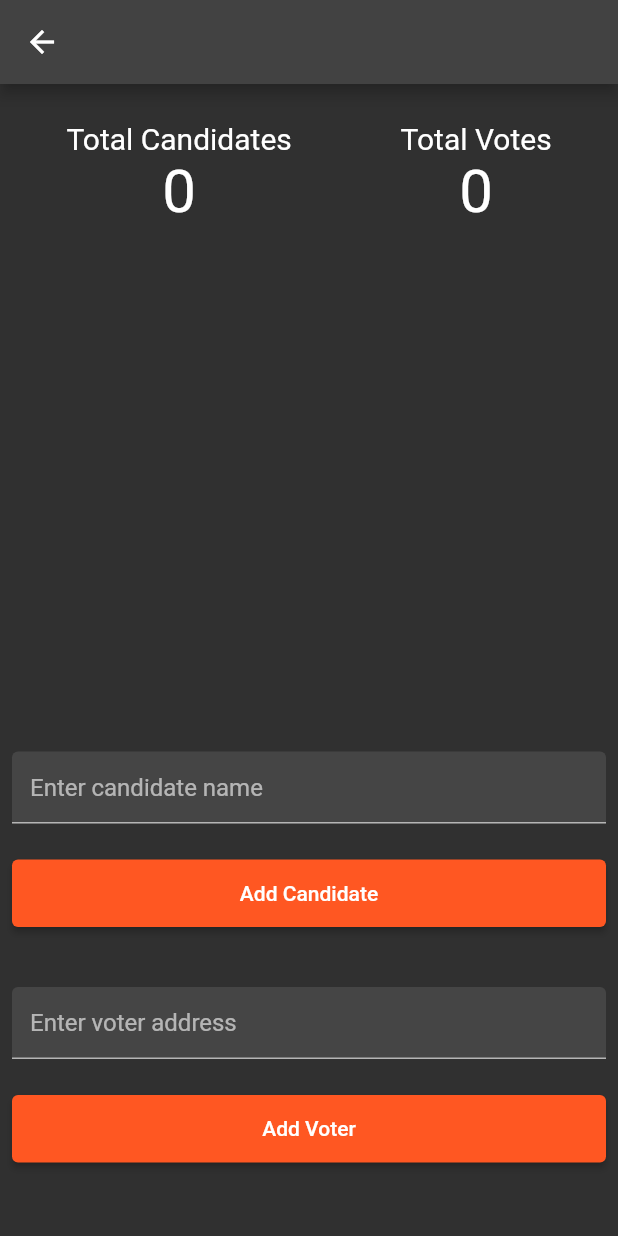
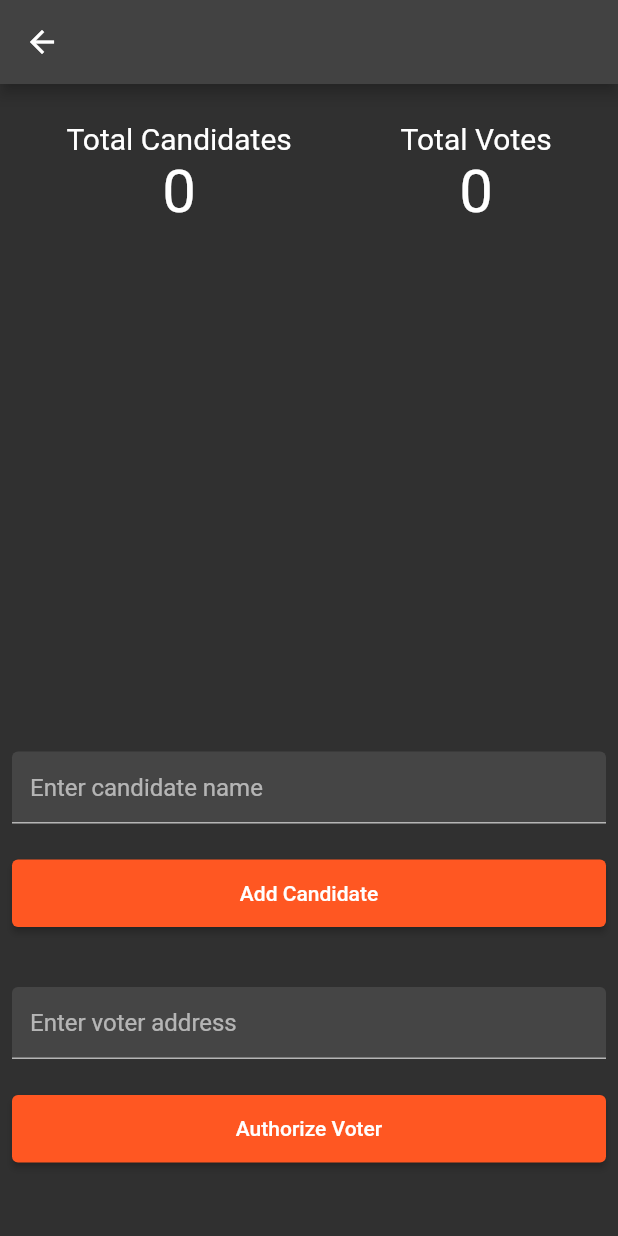
Before and after one commit to diogosequeira94/elections_voting_dapp, a Flutter app: the ElectionInformation screen opened directly with empty values, on a phone screen of 412 x 824 dp. Run offline on Flutter 3.47's test engine with Material 2 defaults, Android fonts, the phone set to English and light mode, and no system bars; our stand-ins replace bloc, equatable, flutter_bloc; missing offline and left inert: web3dart; statements that could not run were skipped; project files that could hold a hidden picture were left out.

Commit message:
dd authorize voters

```diff
--- a/lib/view/election_information.dart
+++ b/lib/view/election_information.dart
@@ -130,14 +130,15 @@ class _ElectionInputsWidgetState extends State<ElectionInputsWidget> {
                       child: ElevatedButton(
                         onPressed: () async {
                           if (addVoteController.text.isNotEmpty) {
-                            // context.read<ElectionBloc>().add(
-                            //   StartElectionPressed(
-                            //       electionName: addVoterController.text),
-                            // );
-                            print('Voter Added');
+                            context.read<ElectionBloc>().add(
+                                  AuthorizedVoterPressed(
+                                      voterAddress: addVoteController.text),
+                                );
                           }
                         },
-                        child: const Text('Add Voter'),
+                        child: state is AuthorizeVoterInProgress
+                            ? const CircularProgressIndicator()
+                            : const Text('Authorize Voter'),
                       ),
                     ),
                   ),
```
